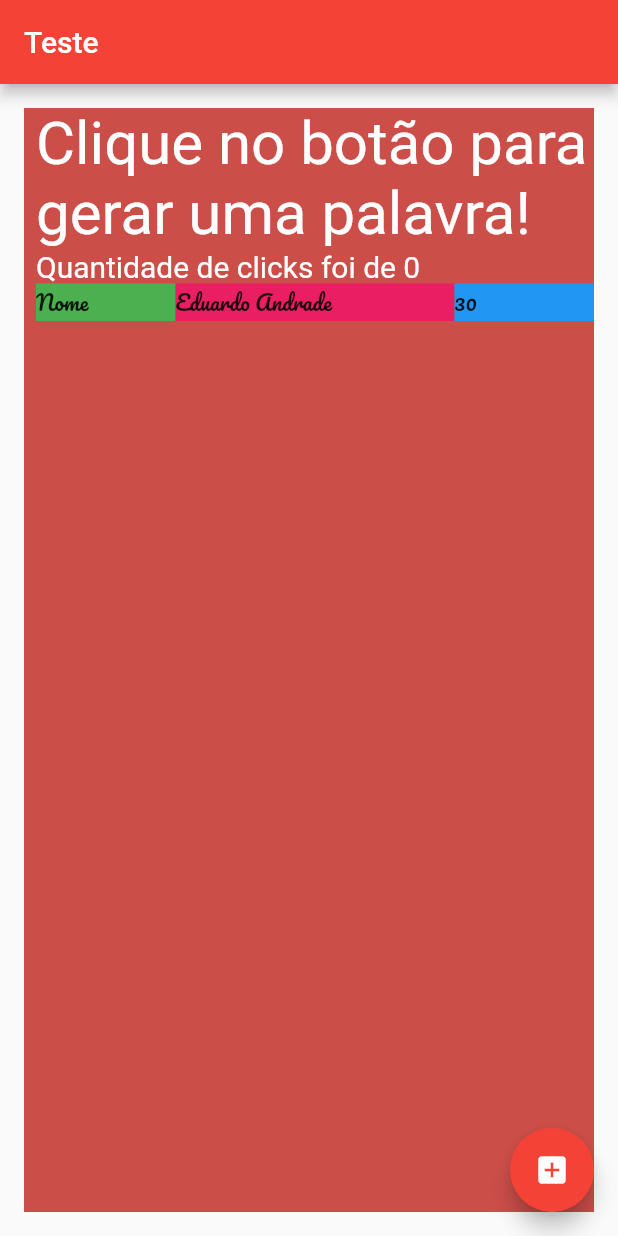
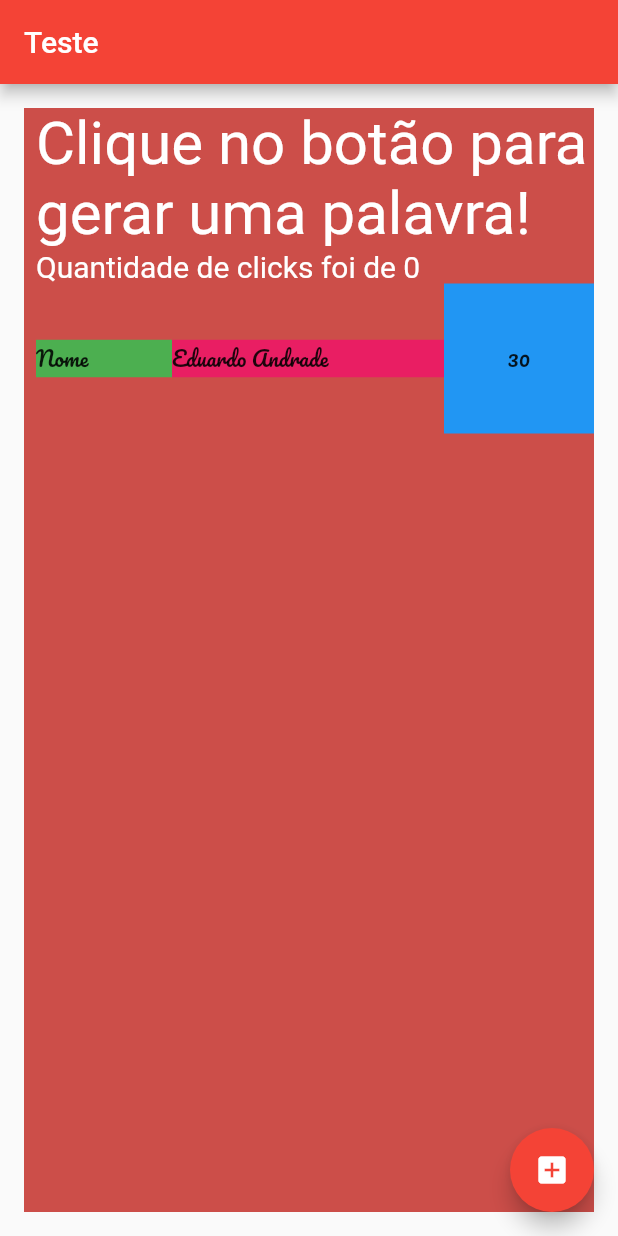
Before and after one commit to eduardoandd/trilhaap, a Flutter app: the screen it shows after launch, on a phone screen of 412 x 824 dp. Run offline on Flutter 3.47's test engine with Material 2 defaults, Android fonts, the phone set to English and light mode, and no system bars; our stand-ins replace google_fonts; Roboto replaces fonts that are missing (Acme).

Commit message:
sizedbox

```diff
--- a/lib/pages/home_page.dart
+++ b/lib/pages/home_page.dart
@@ -44,7 +44,7 @@ class _HomePageState extends State<HomePage> {
               children: [
                 Expanded(flex: 1,child: Container(color: Colors.green, child:Text("Nome"))),
                 Expanded(flex: 2,child: Container(color: Colors.pink, child:Text("Eduardo Andrade"))),
-                Expanded(child: Container(color: Colors.blue, child:Text("30")))
+                SizedBox(width: 100, height: 100, child: Expanded(child: Container(color: Colors.blue, child:Center(child: Text("30")))))
               ],
             )
           ],
```
